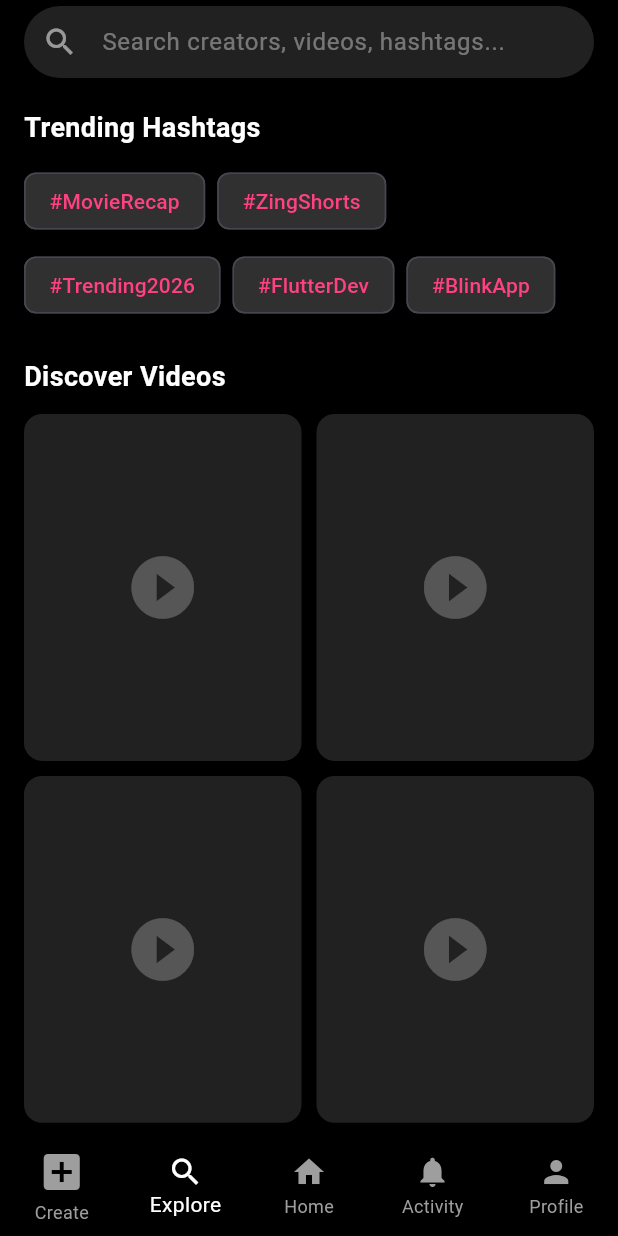
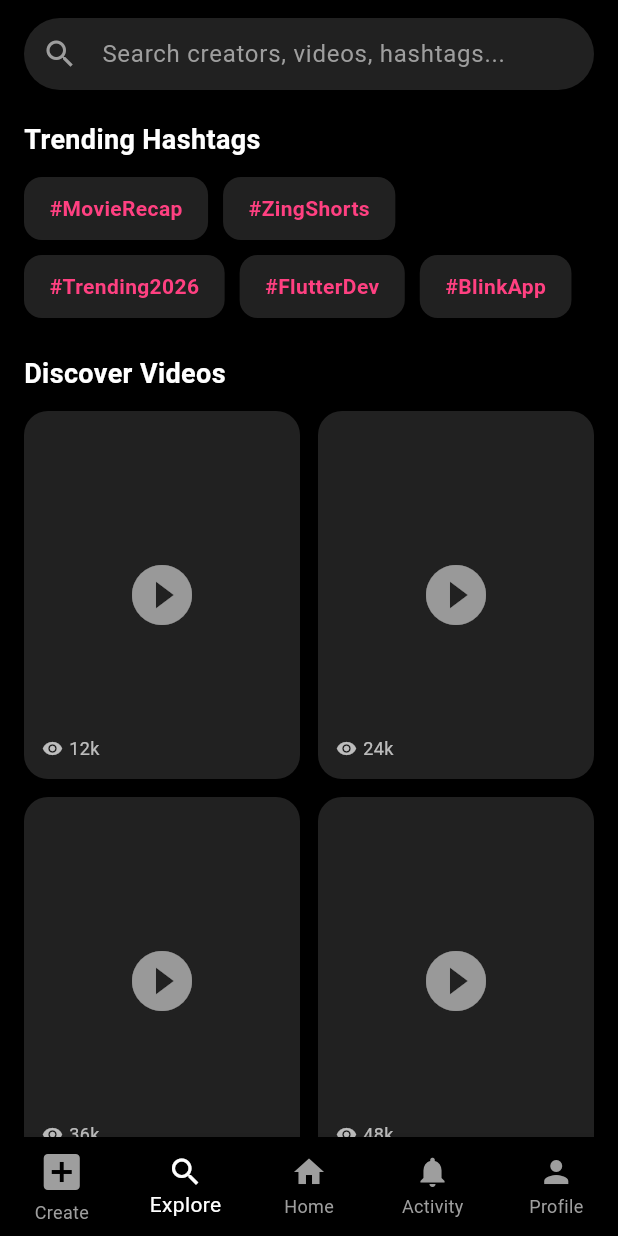
Before and after one commit to thetlin-dev/Blink-App, a Flutter app: the screen it shows after launch, item 2 of the bottom bar chosen, on a phone screen of 412 x 824 dp. Run offline on Flutter 3.47's test engine with Material 3 defaults, Android fonts, the phone set to English and light mode, and no system bars; our stand-ins replace image_picker.

Commit message:
Update search_explore_screen.dart

```diff
--- a/lib/search_explore_screen.dart
+++ b/lib/search_explore_screen.dart
@@ -1,73 +1,216 @@
 import 'package:flutter/material.dart';
 
-class SearchExploreScreen extends StatelessWidget {
+class SearchExploreScreen extends StatefulWidget {
   const SearchExploreScreen({super.key});
+
+  @override
+  State<SearchExploreScreen> createState() => _SearchExploreScreenState();
+}
+
+class _SearchExploreScreenState extends State<SearchExploreScreen> {
+  final TextEditingController _searchController = TextEditingController();
+  String selectedFilter = '';
+
+  final List<String> hashtags = [
+    '#MovieRecap',
+    '#ZingShorts',
+    '#Trending2026',
+    '#FlutterDev',
+    '#BlinkApp',
+  ];
 
   @override
   Widget build(BuildContext context) {
     return Scaffold(
       backgroundColor: Colors.black,
-      appBar: AppBar(
-        backgroundColor: Colors.black,
-        title: TextField(
+      body: SafeArea(
+        child: Padding(
+          padding: const EdgeInsets.symmetric(horizontal: 16),
+          child: CustomScrollView(
+            slivers: [
+              // Search Bar Header
+              SliverToBoxAdapter(
+                child: Padding(
+                  padding: const EdgeInsets.symmetric(vertical: 12),
+                  child: TextField(
+                    controller: _searchController,
+                    style: const TextStyle(color: Colors.white),
                     decoration: InputDecoration(
-            hintText: "Search creators, videos, hashtags...",
-            hintStyle: const TextStyle(color: Colors.white38),
-            prefixIcon: const Icon(Icons.search, color: Colors.white54),
+                      hintText: 'Search creators, videos, hashtags...',
+                      hintStyle: TextStyle(color: Colors.grey[500]),
+                      prefixIcon: const Icon(Icons.search, color: Colors.grey),
+                      suffixIcon: _searchController.text.isNotEmpty
+                          ? IconButton(
+                              icon: const Icon(Icons.clear, color: Colors.grey),
+                              onPressed: () {
+                                setState(() {
+                                  _searchController.clear();
+                                });
+                              },
+                            )
+                          : null,
                       filled: true,
                       fillColor: Colors.grey[900],
-            contentPadding: const EdgeInsets.symmetric(vertical: 0),
+                      contentPadding: const EdgeInsets.symmetric(vertical: 12),
                       border: OutlineInputBorder(
                         borderRadius: BorderRadius.circular(30),
                         borderSide: BorderSide.none,
                       ),
                     ),
-          style: const TextStyle(color: Colors.white),
+                    onChanged: (value) {
+                      setState(() {});
+                    },
+                    onSubmitted: (value) {
+                      ScaffoldMessenger.of(context).showSnackBar(
+                        SnackBar(content: Text('Searching for "$value"...')),
+                      );
+                    },
                   ),
                 ),
-      body: SingleChildScrollView(
-        child: Padding(
-          padding: const EdgeInsets.all(16.0),
+              ),
+
+              // Trending Hashtags Section
+              SliverToBoxAdapter(
                 child: Column(
                   crossAxisAlignment: CrossAxisAlignment.start,
                   children: [
-              const Text("Trending Hashtags", style: TextStyle(color: Colors.white, fontSize: 18, fontWeight: FontWeight.bold)),
+                    const SizedBox(height: 8),
+                    const Text(
+                      'Trending Hashtags',
+                      style: TextStyle(
+                        color: Colors.white,
+                        fontSize: 18,
+                        fontWeight: FontWeight.bold,
+                      ),
+                    ),
                     const SizedBox(height: 12),
                     Wrap(
-                spacing: 8.0,
-                runSpacing: 8.0,
-                children: [
-                  _buildHashtagChip("#MovieRecap"),
-                  _buildHashtagChip("#ZingShorts"),
-                  _buildHashtagChip("#Trending2026"),
-                  _buildHashtagChip("#FlutterDev"),
-                  _buildHashtagChip("#BlinkApp"),
-                ],
+                      spacing: 10,
+                      runSpacing: 10,
+                      children: hashtags.map((tag) {
+                        final isSelected = selectedFilter == tag;
+                        return GestureDetector(
+                          onTap: () {
+                            setState(() {
+                              selectedFilter = isSelected ? '' : tag;
+                            });
+                            ScaffoldMessenger.of(context).showSnackBar(
+                              SnackBar(
+                                content: Text(
+                                  isSelected
+                                      ? 'Cleared filter: $tag'
+                                      : 'Filtered by: $tag',
                                 ),
-              const SizedBox(height: 24),
-              const Text("Discover Videos", style: TextStyle(color: Colors.white, fontSize: 18, fontWeight: FontWeight.bold)),
-              const SizedBox(height: 12),
-              GridView.builder(
-                shrinkWrap: true,
-                physics: const NeverScrollableScrollPhysics(),
-                gridDelegate: const SliverGridDelegateWithFixedCrossAxisCount(
-                  crossAxisCount: 2,
-                  crossAxisSpacing: 10,
-                  mainAxisSpacing: 10,
-                  childAspectRatio: 0.8,
-                ),
-                itemCount: 6,
-                itemBuilder: (context, index) {
-                  return Container(
-                    decoration: BoxDecoration(
-                      color: Colors.grey[900],
-                      borderRadius: BorderRadius.circular(12),
-                    ),
-                    child: const Center(
-                      child: Icon(Icons.play_circle_fill, color: Colors.white24, size: 50),
                               ),
                             );
                           },
+                          child: AnimatedContainer(
+                            duration: const Duration(milliseconds: 200),
+                            padding: const EdgeInsets.symmetric(
+                              horizontal: 16,
+                              vertical: 10,
+                            ),
+                            decoration: BoxDecoration(
+                              color: isSelected
+                                  ? Colors.pinkAccent
+                                  : Colors.grey[900],
+                              borderRadius: BorderRadius.circular(12),
+                              border: Border.all(
+                                color: isSelected
+                                    ? Colors.pinkAccent
+                                    : Colors.transparent,
+                              ),
+                            ),
+                            child: Text(
+                              tag,
+                              style: TextStyle(
+                                color: isSelected
+                                    ? Colors.white
+                                    : Colors.pinkAccent,
+                                fontWeight: FontWeight.bold,
+                              ),
+                            ),
+                          ),
+                        );
+                      }).toList(),
+                    ),
+                    const SizedBox(height: 24),
+                    const Text(
+                      'Discover Videos',
+                      style: TextStyle(
+                        color: Colors.white,
+                        fontSize: 18,
+                        fontWeight: FontWeight.bold,
+                      ),
+                    ),
+                    const SizedBox(height: 12),
+                  ],
+                ),
+              ),
+
+              // Video Grid Section
+              SliverGrid(
+                gridDelegate: const SliverGridDelegateWithFixedCrossAxisCount(
+                  crossAxisCount: 2,
+                  crossAxisSpacing: 12,
+                  mainAxisSpacing: 12,
+                  childAspectRatio: 0.75,
+                ),
+                delegate: SliverChildBuilderDelegate(
+                  (context, index) {
+                    return GestureDetector(
+                      onTap: () {
+                        ScaffoldMessenger.of(context).showSnackBar(
+                          SnackBar(
+                            content: Text('Opening Video #{index + 1}...'),
+                          ),
+                        );
+                      },
+                      child: Container(
+                        decoration: BoxDecoration(
+                          color: Colors.grey[900],
+                          borderRadius: BorderRadius.circular(16),
+                        ),
+                        child: Stack(
+                          alignment: Alignment.center,
+                          children: [
+                            const Icon(
+                              Icons.play_circle_fill,
+                              color: Colors.white54,
+                              size: 48,
+                            ),
+                            Positioned(
+                              bottom: 12,
+                              left: 12,
+                              right: 12,
+                              child: Row(
+                                children: [
+                                  const Icon(
+                                    Icons.remove_red_eye,
+                                    color: Colors.white70,
+                                    size: 14,
+                                  ),
+                                  const SizedBox(width: 4),
+                                  Text(
+                                    '${(index + 1) * 12}k',
+                                    style: const TextStyle(
+                                      color: Colors.white70,
+                                      fontSize: 12,
+                                    ),
+                                  ),
+                                ],
+                              ),
+                            ),
+                          ],
+                        ),
+                      ),
+                    );
+                  },
+                  childCount: 6,
+                ),
+              ),
+              const SliverToBoxAdapter(
+                child: SizedBox(height: 30),
               ),
             ],
           ),
@@ -75,11 +218,4 @@ class SearchExploreScreen extends StatelessWidget {
       ),
     );
   }
-
-  Widget _buildHashtagChip(String label) {
-    return Chip(
-      backgroundColor: Colors.grey[850],
-      label: Text(label, style: const TextStyle(color: Colors.pinkAccent)),
-    );
 }
-}
```
Lines whose indentation alone changed are shown as unchanged.
